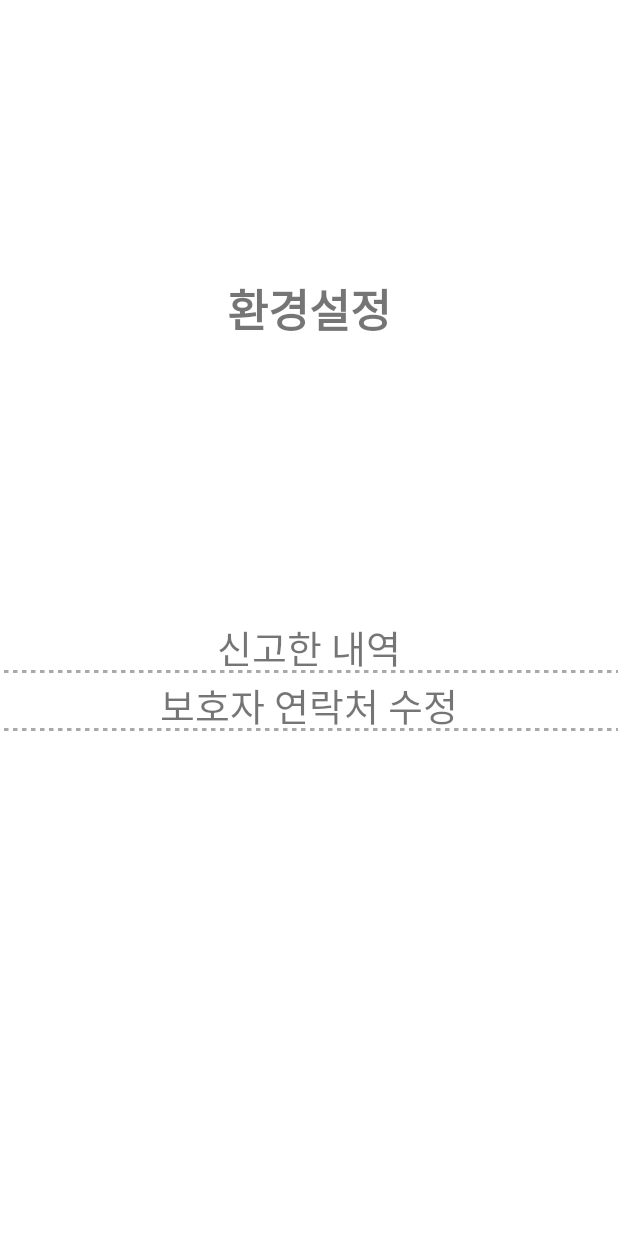
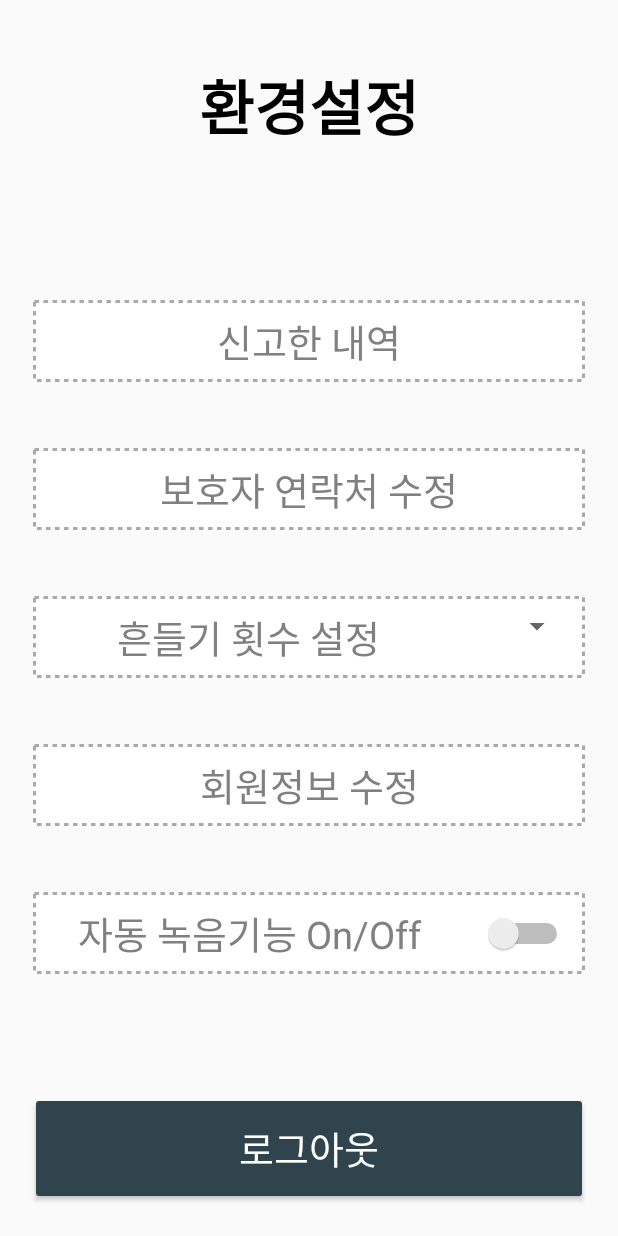
Before and after one commit to dahyun0917/DAEGU-safe-return-home-service, an Android app: the layout setting.xml on its own in the app's theme, with its tools: preview values and no code run, on a phone screen of 412 x 824 dp. Run offline under Robolectric (Android 15) with nearby library versions, the phone set to English and light mode, and no system bars.

Commit message:
수정_로그아웃

```diff
--- a/app/src/main/AndroidManifest.xml
+++ b/app/src/main/AndroidManifest.xml
@@ -25,6 +25,9 @@
         <activity
             android:name=".MainActivity"
             android:exported="true"></activity>
+        <activity
+            android:name=".setting"
+            android:exported="true"></activity>
         <meta-data
             android:name="com.naver.maps.map.CLIENT_ID"
             android:value="e21z9ctvvt" />
--- a/app/src/main/java/com/example/safe_return_home_service/login.kt
+++ b/app/src/main/java/com/example/safe_return_home_service/login.kt
@@ -1,5 +1,6 @@
 package com.example.safe_return_home_service
 
+import android.app.Activity
 import android.content.Intent
 import android.os.Bundle
 import android.widget.Button
@@ -72,6 +73,8 @@ class login: AppCompatActivity() {
         autologin.setOnCheckedChangeListener { compoundButton, b ->
             if(autologin.isChecked==true)
                 count=1
+            else
+                count=0
         }
     }
     // 로그인
@@ -104,4 +107,14 @@ class login: AppCompatActivity() {
             finish()
         }
     }
+
+    /*override fun onActivityResult(requestCode: Int, resultCode: Int, data: Intent?) {
+
+        super.onActivityResult(requestCode, resultCode, data)
+
+        if (resultCode == Activity.RESULT_OK) {
+            count = data!!.getIntExtra("Count",0)
+            Toast.makeText(applicationContext,"count: $count",Toast.LENGTH_SHORT).show()
+        }
+    }*/
 }
--- /dev/null
+++ b/app/src/main/java/com/example/safe_return_home_service/setting.kt
@@ -0,0 +1,38 @@
+package com.example.safe_return_home_service
+
+import android.app.Activity
+import android.content.Intent
+import android.os.Bundle
+import android.widget.Button
+import androidx.appcompat.app.AppCompatActivity
+import com.google.firebase.auth.FirebaseAuth
+import com.google.firebase.auth.ktx.auth
+import com.google.firebase.ktx.Firebase
+
+class setting: AppCompatActivity() {
+    private var auth : FirebaseAuth? = null
+    lateinit var btn_logout : Button
+
+    override fun onCreate(savedInstanceState: Bundle?) {
+        super.onCreate(savedInstanceState)
+        setContentView(R.layout.setting)
+        auth = Firebase.auth
+
+        btn_logout=findViewById(R.id.btn_logout)
+        // 로그아웃
+
+        btn_logout.setOnClickListener {
+            MySharedPreferences.clearUser(this)
+            /*val intent = Intent(this, login::class.java)
+            startActivity(intent)
+            rintent.putExtra("Count",0)
+            setResult(Activity.RESULT_OK,rintent)
+            auth?.signOut()*/
+            val intent = Intent(this, login::class.java)
+            intent.addFlags(Intent.FLAG_ACTIVITY_CLEAR_TOP)
+            startActivity(intent)
+            auth?.signOut()
+
+        }
+    }
+}
--- a/app/src/main/res/drawable/under_dotted.xml
+++ b/app/src/main/res/drawable/under_dotted.xml
@@ -3,9 +3,9 @@
 <layer-list xmlns:android="http://schemas.android.com/apk/res/android">
     <item
         android:bottom="2dp"
-        android:left="-2dp"
-        android:right="-2dp"
-        android:top="-2dp">
+        android:left="2dp"
+        android:right="2dp"
+        android:top="2dp">
         <shape android:shape="rectangle" >
 
             <!-- 테두리 두께 및 색상 설정 -->
--- a/app/src/main/res/layout/setting.xml
+++ b/app/src/main/res/layout/setting.xml
@@ -6,18 +6,20 @@
 
     <TextView
         android:layout_width="match_parent"
-        android:layout_height="match_parent"
+        android:layout_height="0dp"
         android:text="환경설정"
-        android:textSize="30dp"
+        android:textSize="40dp"
         android:textStyle="bold"
         android:gravity="center"
-        android:layout_weight="1">
+        android:textColor="@color/black"
+        android:layout_weight="1.5">
     </TextView>
     <LinearLayout
         android:layout_width="match_parent"
-        android:layout_height="match_parent"
-        android:layout_weight="1"
-        android:orientation="vertical">
+        android:layout_height="0dp"
+        android:layout_weight="6"
+        android:orientation="vertical"
+        android:gravity="center">
 
         <TextView
             android:layout_width="match_parent"
@@ -25,6 +27,9 @@
             android:text="신고한 내역"
             android:textSize="25dp"
             android:gravity="center"
+            android:layout_margin="20dp"
+            android:textColor="@color/gray"
+            android:padding="10dp"
             android:background="@drawable/under_dotted"></TextView>
 
         <TextView
@@ -32,10 +37,70 @@
             android:layout_height="wrap_content"
             android:text="보호자 연락처 수정"
             android:textSize="25dp"
+            android:textColor="@color/gray"
             android:gravity="center"
+            android:layout_margin="20dp"
+            android:padding="10dp"
+            android:background="@drawable/under_dotted"></TextView>
+        <LinearLayout
+            android:layout_width="match_parent"
+            android:layout_height="wrap_content"
+            android:orientation="horizontal"
+            android:padding="10dp"
+            android:layout_margin="20dp"
+            android:background="@drawable/under_dotted">
+            <TextView
+                android:layout_width="0dp"
+                android:layout_height="wrap_content"
+                android:text="흔들기 횟수 설정"
+                android:gravity="center"
+                android:textColor="@color/gray"
+                android:layout_weight="5"
+                android:textSize="25dp"
+                ></TextView>
+            <Spinner
+                android:layout_width="0dp"
+                android:layout_height="wrap_content"
+                android:layout_weight="1.5"
+                android:spinnerMode="dropdown"
+                ></Spinner>
+        </LinearLayout>
+        <TextView
+            android:layout_width="match_parent"
+            android:layout_height="wrap_content"
+            android:text="회원정보 수정"
+            android:textSize="25dp"
+            android:gravity="center"
+            android:textColor="@color/gray"
+            android:layout_margin="20dp"
+            android:padding="10dp"
             android:background="@drawable/under_dotted"></TextView>
 
+        <Switch
+            android:id="@+id/visibilitySwitch"
+            android:layout_width="match_parent"
+            android:layout_height="wrap_content"
+            android:switchMinWidth="60dp"
+            android:switchPadding="20dp"
+            android:textSize="25dp"
+            android:gravity="center"
+            android:textColor="@color/gray"
+            android:layout_margin="20dp"
+            android:padding="10dp"
+            android:background="@drawable/under_dotted"
+            android:text="자동 녹음기능 On/Off" />
 
 
     </LinearLayout>
+    <Button
+        android:id="@+id/btn_logout"
+        android:layout_width="match_parent"
+        android:layout_height="0dp"
+        android:text="로그아웃"
+        android:textSize="25dp"
+        android:layout_margin="20dp"
+        android:layout_weight="0.8"
+        android:textColor="@color/white"
+        android:backgroundTint="@color/bottomblue"></Button>
+
 </LinearLayout>
--- a/app/src/main/res/values/colors.xml
+++ b/app/src/main/res/values/colors.xml
@@ -14,4 +14,5 @@
     <color name="redpink">#E95D5F</color>
     <color name="blackblackblue">#1A282F</color>
     <color name="dark">#22343C</color>
+    <color name="gray">#808080 </color>
 </resources>
--- a/app/src/main/res/values/themes.xml
+++ b/app/src/main/res/values/themes.xml
@@ -1,6 +1,6 @@
 <resources xmlns:tools="http://schemas.android.com/tools">
     <!-- Base application theme. -->
-    <style name="Theme.Safe_return_home_service" parent="Theme.MaterialComponents.DayNight.DarkActionBar">
+    <style name="Theme.Safe_return_home_service" parent="Theme.AppCompat.Light">
         <!-- Primary brand color. -->
         <item name="colorPrimary">@color/purple_500</item>
         <item name="colorPrimaryVariant">@color/purple_700</item>
```
